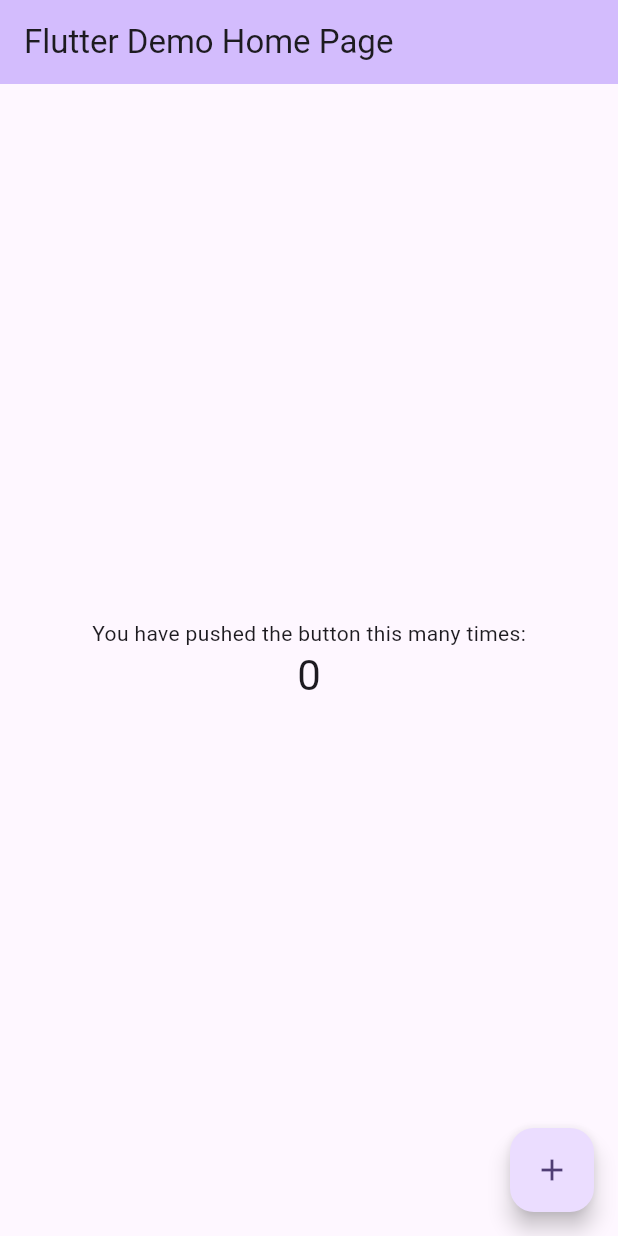
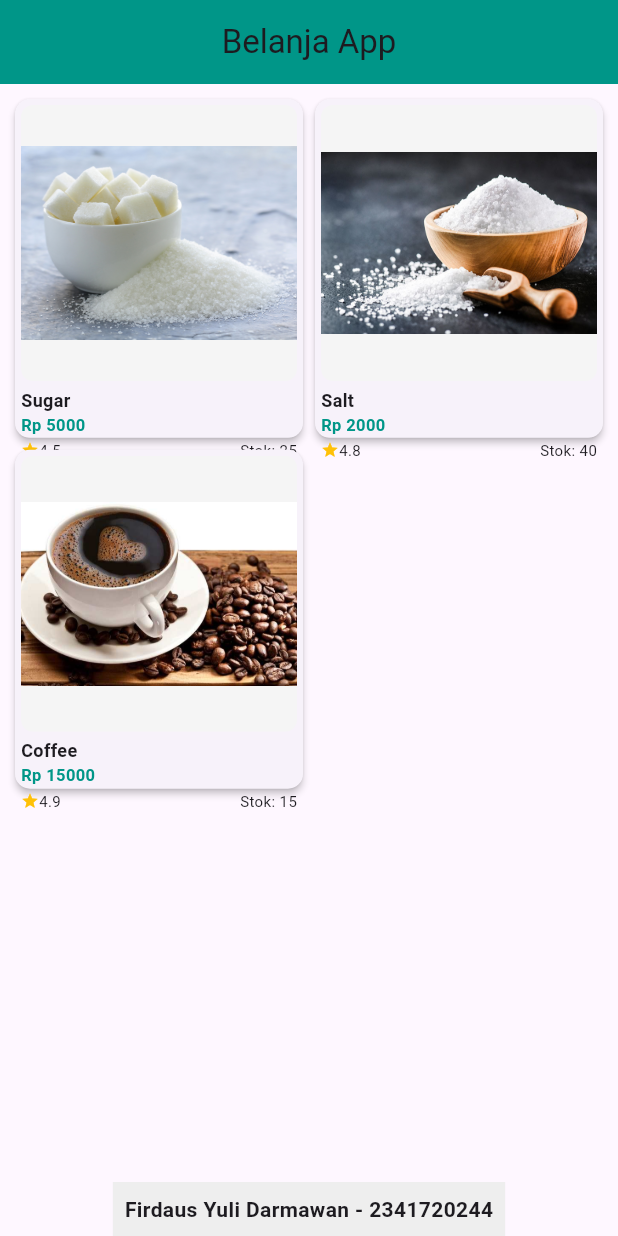
Before and after one commit to drm69/Mobile_Dev, a Flutter app: the screen it shows after launch, on a phone screen of 412 x 824 dp. Run offline on Flutter 3.47's test engine with Material 3 defaults, Android fonts, the phone set to English and light mode, and no system bars.

```diff
--- a/Codelab06/belanja/lib/main.dart
+++ b/Codelab06/belanja/lib/main.dart
@@ -1,122 +1,25 @@
 import 'package:flutter/material.dart';
+import 'package:belanja/pages/home_page.dart';
+import 'package:belanja/pages/item_page.dart';
 
 void main() {
-  runApp(const MyApp());
+  runApp(const BelanjaApp());
 }
 
-class MyApp extends StatelessWidget {
-  const MyApp({super.key});
+class BelanjaApp extends StatelessWidget {
+  const BelanjaApp({super.key});
 
-  // This widget is the root of your application.
   @override
   Widget build(BuildContext context) {
     return MaterialApp(
-      title: 'Flutter Demo',
-      theme: ThemeData(
-        // This is the theme of your application.
-        //
-        // TRY THIS: Try running your application with "flutter run". You'll see
-        // the application has a purple toolbar. Then, without quitting the app,
-        // try changing the seedColor in the colorScheme below to Colors.green
-        // and then invoke "hot reload" (save your changes or press the "hot
-        // reload" button in a Flutter-supported IDE, or press "r" if you used
-        // the command line to start the app).
-        //
-        // Notice that the counter didn't reset back to zero; the application
-        // state is not lost during the reload. To reset the state, use hot
-        // restart instead.
-        //
-        // This works for code too, not just values: Most code changes can be
-        // tested with just a hot reload.
-        colorScheme: ColorScheme.fromSeed(seedColor: Colors.deepPurple),
-      ),
-      home: const MyHomePage(title: 'Flutter Demo Home Page'),
+      debugShowCheckedModeBanner: false,
+      title: 'Belanja App',
+      theme: ThemeData(primarySwatch: Colors.teal),
+      initialRoute: '/',
+      routes: {
+        '/': (context) => HomePage(),
+        '/item': (context) => const ItemPage(),
+      },
     );
   }
 }
-
-class MyHomePage extends StatefulWidget {
-  const MyHomePage({super.key, required this.title});
-
-  // This widget is the home page of your application. It is stateful, meaning
-  // that it has a State object (defined below) that contains fields that affect
-  // how it looks.
-
-  // This class is the configuration for the state. It holds the values (in this
-  // case the title) provided by the parent (in this case the App widget) and
-  // used by the build method of the State. Fields in a Widget subclass are
-  // always marked "final".
-
-  final String title;
-
-  @override
-  State<MyHomePage> createState() => _MyHomePageState();
-}
-
-class _MyHomePageState extends State<MyHomePage> {
-  int _counter = 0;
-
-  void _incrementCounter() {
-    setState(() {
-      // This call to setState tells the Flutter framework that something has
-      // changed in this State, which causes it to rerun the build method below
-      // so that the display can reflect the updated values. If we changed
-      // _counter without calling setState(), then the build method would not be
-      // called again, and so nothing would appear to happen.
-      _counter++;
-    });
-  }
-
-  @override
-  Widget build(BuildContext context) {
-    // This method is rerun every time setState is called, for instance as done
-    // by the _incrementCounter method above.
-    //
-    // The Flutter framework has been optimized to make rerunning build methods
-    // fast, so that you can just rebuild anything that needs updating rather
-    // than having to individually change instances of widgets.
-    return Scaffold(
-      appBar: AppBar(
-        // TRY THIS: Try changing the color here to a specific color (to
-        // Colors.amber, perhaps?) and trigger a hot reload to see the AppBar
-        // change color while the other colors stay the same.
-        backgroundColor: Theme.of(context).colorScheme.inversePrimary,
-        // Here we take the value from the MyHomePage object that was created by
-        // the App.build method, and use it to set our appbar title.
-        title: Text(widget.title),
-      ),
-      body: Center(
-        // Center is a layout widget. It takes a single child and positions it
-        // in the middle of the parent.
-        child: Column(
-          // Column is also a layout widget. It takes a list of children and
-          // arranges them vertically. By default, it sizes itself to fit its
-          // children horizontally, and tries to be as tall as its parent.
-          //
-          // Column has various properties to control how it sizes itself and
-          // how it positions its children. Here we use mainAxisAlignment to
-          // center the children vertically; the main axis here is the vertical
-          // axis because Columns are vertical (the cross axis would be
-          // horizontal).
-          //
-          // TRY THIS: Invoke "debug painting" (choose the "Toggle Debug Paint"
-          // action in the IDE, or press "p" in the console), to see the
-          // wireframe for each widget.
-          mainAxisAlignment: MainAxisAlignment.center,
-          children: <Widget>[
-            const Text('You have pushed the button this many times:'),
-            Text(
-              '$_counter',
-              style: Theme.of(context).textTheme.headlineMedium,
-            ),
-          ],
-        ),
-      ),
-      floatingActionButton: FloatingActionButton(
-        onPressed: _incrementCounter,
-        tooltip: 'Increment',
-        child: const Icon(Icons.add),
-      ), // This trailing comma makes auto-formatting nicer for build methods.
-    );
-  }
-}
--- /dev/null
+++ b/Codelab06/belanja/lib/models/item.dart
@@ -0,0 +1,15 @@
+class Item {
+  final String name;
+  final int price;
+  final String photo;
+  final int stock;
+  final double rating;
+
+  Item({
+    required this.name,
+    required this.price,
+    required this.photo,
+    required this.stock,
+    required this.rating,
+  });
+}
--- /dev/null
+++ b/Codelab06/belanja/lib/pages/home_page.dart
@@ -0,0 +1,68 @@
+import 'package:flutter/material.dart';
+import 'package:belanja/models/item.dart';
+import 'package:belanja/widgets/item_card.dart';
+
+class HomePage extends StatelessWidget {
+  final List<Item> items = [
+    Item(
+      name: 'Sugar',
+      price: 5000,
+      photo: 'assets/sugar.png',
+      stock: 25,
+      rating: 4.5,
+    ),
+    Item(
+      name: 'Salt',
+      price: 2000,
+      photo: 'assets/salt.png',
+      stock: 40,
+      rating: 4.8,
+    ),
+    Item(
+      name: 'Coffee',
+      price: 15000,
+      photo: 'assets/coffee.png',
+      stock: 15,
+      rating: 4.9,
+    ),
+  ];
+
+  @override
+  Widget build(BuildContext context) {
+    return Scaffold(
+      appBar: AppBar(
+        title: const Text('Belanja App'),
+        centerTitle: true,
+        backgroundColor: Colors.teal,
+      ),
+      body: Column(
+        children: [
+          Expanded(
+            child: GridView.builder(
+              padding: const EdgeInsets.all(10),
+              gridDelegate: const SliverGridDelegateWithFixedCrossAxisCount(
+                crossAxisCount: 2,
+                crossAxisSpacing: 8,
+                mainAxisSpacing: 8,
+                childAspectRatio: 0.85,
+              ),
+              itemCount: items.length,
+              itemBuilder: (context, index) {
+                final item = items[index];
+                return ItemCard(item: item);
+              },
+            ),
+          ),
+          Container(
+            color: Colors.grey[200],
+            padding: const EdgeInsets.all(8),
+            child: const Text(
+              'Firdaus Yuli Darmawan - 2341720244',
+              style: TextStyle(fontWeight: FontWeight.bold),
+            ),
+          ),
+        ],
+      ),
+    );
+  }
+}
--- /dev/null
+++ b/Codelab06/belanja/lib/pages/item_page.dart
@@ -0,0 +1,66 @@
+import 'package:flutter/material.dart';
+import 'package:belanja/models/item.dart';
+
+class ItemPage extends StatelessWidget {
+  const ItemPage({super.key});
+
+  @override
+  Widget build(BuildContext context) {
+    final item = ModalRoute.of(context)!.settings.arguments as Item;
+
+    return Scaffold(
+      appBar: AppBar(
+        title: Text(item.name),
+        backgroundColor: Colors.teal,
+      ),
+      body: SingleChildScrollView(
+        padding: const EdgeInsets.all(16.0),
+        child: Column(
+          crossAxisAlignment: CrossAxisAlignment.start,
+          children: [
+            ClipRRect(
+              borderRadius: BorderRadius.circular(12),
+              child: Image.asset(item.photo, fit: BoxFit.contain),
+            ),
+            const SizedBox(height: 16),
+            Text(
+              item.name,
+              style: const TextStyle(fontSize: 24, fontWeight: FontWeight.bold),
+            ),
+            Text('Rp ${item.price}',
+                style: const TextStyle(fontSize: 20, color: Colors.teal)),
+            const SizedBox(height: 10),
+            Row(
+              children: [
+                Icon(Icons.star, color: Colors.amber),
+                Text('${item.rating} / 5'),
+                const SizedBox(width: 20),
+                Text('Stok: ${item.stock}'),
+              ],
+            ),
+            const SizedBox(height: 20),
+            const Text(
+              'Deskripsi Produk:',
+              style: TextStyle(fontSize: 18, fontWeight: FontWeight.bold),
+            ),
+            const SizedBox(height: 10),
+            const Text(
+              'Produk ini berkualitas tinggi dan tersedia dalam jumlah terbatas. '
+              'Segera beli sebelum kehabisan!',
+              style: TextStyle(fontSize: 16),
+            ),
+          ],
+        ),
+      ),
+      bottomNavigationBar: Container(
+        color: Colors.grey[200],
+        padding: const EdgeInsets.all(8),
+        child: const Text(
+          'Firdaus Yuli Darmawan - 2341720244',
+          textAlign: TextAlign.center,
+          style: TextStyle(fontWeight: FontWeight.bold),
+        ),
+      ),
+    );
+  }
+}
--- /dev/null
+++ b/Codelab06/belanja/lib/widgets/item_card.dart
@@ -0,0 +1,81 @@
+import 'package:flutter/material.dart';
+import 'package:belanja/models/item.dart';
+
+class ItemCard extends StatelessWidget {
+  final Item item;
+
+  const ItemCard({super.key, required this.item});
+
+  @override
+  Widget build(BuildContext context) {
+    return InkWell(
+      borderRadius: BorderRadius.circular(10),
+      onTap: () {
+        Navigator.pushNamed(context, '/item', arguments: item);
+      },
+      child: Card(
+        elevation: 2,
+        shape: RoundedRectangleBorder(borderRadius: BorderRadius.circular(10)),
+        margin: EdgeInsets.zero, // 🔹 Hilangkan jarak antar card
+        child: Padding(
+          padding: const EdgeInsets.all(4), // 🔹 Lebih rapat
+          child: Column(
+            crossAxisAlignment: CrossAxisAlignment.start,
+            children: [
+              // 🖼 Gambar produk (fit penuh, tidak ter-zoom)
+              AspectRatio(
+                aspectRatio: 1, // 🔹 Biar persegi dan kecil
+                child: ClipRRect(
+                  borderRadius: BorderRadius.circular(8),
+                  child: Container(
+                    color: Colors.grey[100],
+                    child: Image.asset(
+                      item.photo,
+                      fit: BoxFit.contain,
+                    ),
+                  ),
+                ),
+              ),
+
+              const SizedBox(height: 4),
+
+              // 📝 Info produk
+              Text(
+                item.name,
+                style: const TextStyle(
+                  fontSize: 12,
+                  fontWeight: FontWeight.bold,
+                ),
+                maxLines: 1,
+                overflow: TextOverflow.ellipsis,
+              ),
+              Text(
+                'Rp ${item.price}',
+                style: const TextStyle(
+                  color: Colors.teal,
+                  fontSize: 11,
+                  fontWeight: FontWeight.w600,
+                ),
+              ),
+              const SizedBox(height: 2),
+              Row(
+                children: [
+                  Icon(Icons.star, color: Colors.amber, size: 12),
+                  Text(
+                    item.rating.toString(),
+                    style: const TextStyle(fontSize: 10),
+                  ),
+                  const Spacer(),
+                  Text(
+                    'Stok: ${item.stock}',
+                    style: const TextStyle(fontSize: 10),
+                  ),
+                ],
+              ),
+            ],
+          ),
+        ),
+      ),
+    );
+  }
+}
--- a/Codelab06/belanja/pubspec.yaml
+++ b/Codelab06/belanja/pubspec.yaml
@@ -51,6 +51,11 @@ dev_dependencies:
 
 # The following section is specific to Flutter packages.
 flutter:
+  assets:
+    - assets/sugar.png
+    - assets/salt.png
+    - assets/coffee.png
+
 
   # The following line ensures that the Material Icons font is
   # included with your application, so that you can use the icons in
```
Also changed, not shown: Codelab06/belanja/assets/coffee.png (added), Codelab06/belanja/assets/salt.png (added), Codelab06/belanja/assets/sugar.png (added), Codelab06/img/image1.png (renamed from Codelab06/layout_flutter/img/image1.png), Codelab06/img/image2.png (renamed from Codelab06/layout_flutter/img/image2.png), Codelab06/img/image3.png (renamed from Codelab06/layout_flutter/img/image3.png), Codelab06/img/image4.png (renamed from Codelab06/layout_flutter/img/image4.png), Codelab06/img/image5.png (added), Codelab06/img/image6.png (added), 3 other files.
